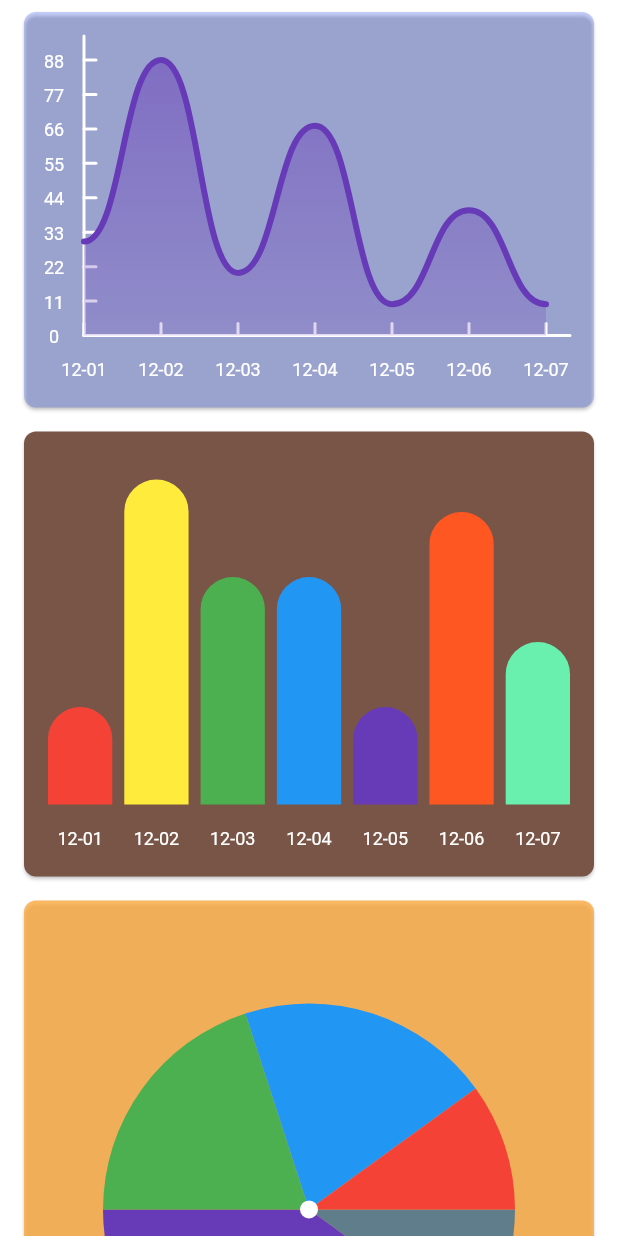
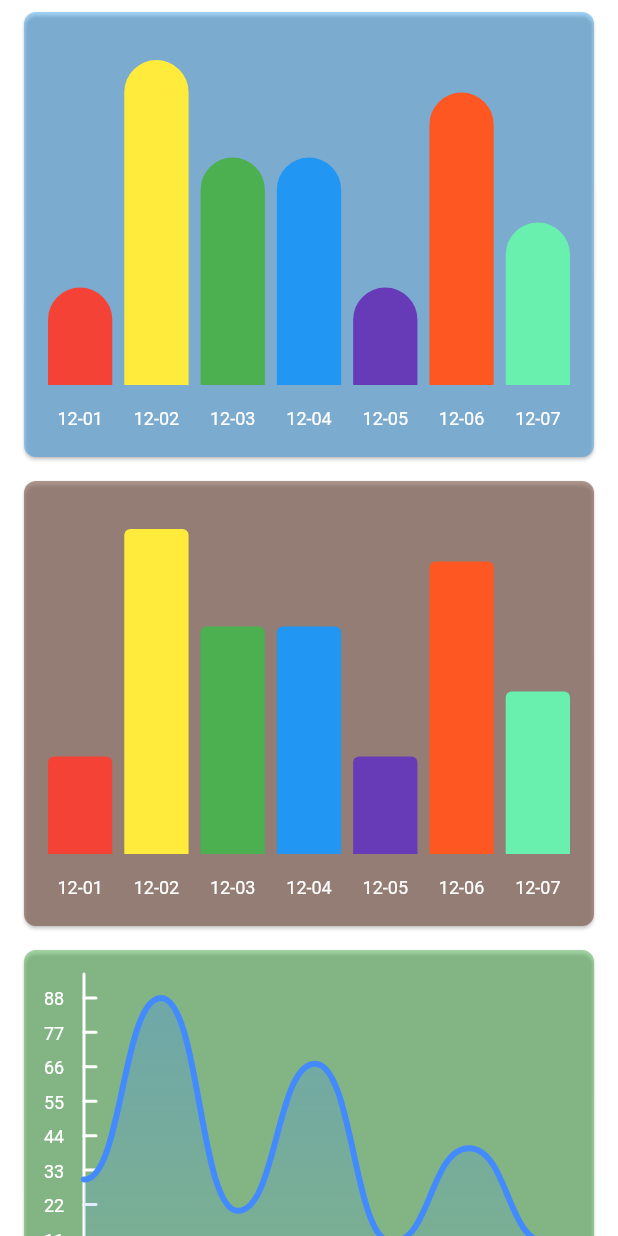
Before and after one commit to good-good-study/flutter_chart, a Flutter app: the screen it shows after launch, on a phone screen of 412 x 824 dp. Run offline on Flutter 3.47's test engine with Material 2 defaults, Android fonts, the phone set to English and light mode, and no system bars.

Commit message:
完善demo

```diff
--- a/example/lib/Example.dart
+++ b/example/lib/Example.dart
@@ -25,15 +25,17 @@ class ExampleChart extends StatelessWidget {
     return ListView(
       physics: BouncingScrollPhysics(),
       children: <Widget>[
+        _buildChartBarCircle(context),
+        _buildChartBarRound(context),
+        _buildChartCurve(context),
         _buildChartLine(context),
-        _buildChartBar(context),
         _buildChartPie(context),
       ],
     );
   }
 
-  ///curve or line
-  Widget _buildChartLine(context) {
+  ///curve
+  Widget _buildChartCurve(context) {
     var chartLine = ChartLine(
       chartBeans: [
         ChartBean(x: '12-01', y: 30),
@@ -48,12 +50,12 @@ class ExampleChart extends StatelessWidget {
           MediaQuery.of(context).size.height / 5 * 1.6),
       isCurve: true,
       lineWidth: 4,
-      lineColor: Colors.deepPurple,
+      lineColor: Colors.blueAccent,
       fontColor: Colors.white,
       xyColor: Colors.white,
       shaderColors: [
-        Colors.deepPurple.withOpacity(0.5),
-        Colors.deepPurple.withOpacity(0.2)
+        Colors.blueAccent.withOpacity(0.3),
+        Colors.blueAccent.withOpacity(0.1)
       ],
       fontSize: 12,
       yNum: 8,
@@ -70,14 +72,58 @@ class ExampleChart extends StatelessWidget {
       shape: RoundedRectangleBorder(borderRadius: BorderRadius.circular(8)),
       margin: EdgeInsets.only(left: 16, right: 16, top: 8, bottom: 8),
       semanticContainer: true,
-      color: Colors.indigoAccent.withOpacity(0.3),
+      color: Colors.green.withOpacity(0.5),
       child: chartLine,
       clipBehavior: Clip.antiAlias,
     );
   }
 
-  ///bar
-  Widget _buildChartBar(context) {
+  ///line
+  Widget _buildChartLine(context) {
+    var chartLine = ChartLine(
+      chartBeans: [
+        ChartBean(x: '12-01', y: 30),
+        ChartBean(x: '12-02', y: 88),
+        ChartBean(x: '12-03', y: 20),
+        ChartBean(x: '12-04', y: 67),
+        ChartBean(x: '12-05', y: 10),
+        ChartBean(x: '12-06', y: 40),
+        ChartBean(x: '12-07', y: 10),
+      ],
+      size: Size(MediaQuery.of(context).size.width,
+          MediaQuery.of(context).size.height / 5 * 1.6),
+      isCurve: false,
+      lineWidth: 2,
+      lineColor: Colors.yellow,
+      fontColor: Colors.white,
+      xyColor: Colors.white,
+      shaderColors: [
+        Colors.yellow.withOpacity(0.3),
+        Colors.yellow.withOpacity(0.1)
+      ],
+      fontSize: 12,
+      yNum: 8,
+      isAnimation: true,
+      isReverse: false,
+      isCanTouch: true,
+      isShowPressedHintLine: true,
+      pressedPointRadius: 4,
+      pressedHintLineWidth: 0.5,
+      pressedHintLineColor: Colors.white,
+      duration: Duration(milliseconds: 2000),
+    );
+    return Card(
+      shape: RoundedRectangleBorder(borderRadius: BorderRadius.circular(8)),
+      margin: EdgeInsets.only(left: 16, right: 16, top: 8, bottom: 8),
+      semanticContainer: true,
+      color: Colors.yellow.withOpacity(0.4),
+      child: chartLine,
+      clipBehavior: Clip.antiAlias,
+    );
+  }
+
+  ///bar-circle
+  Widget _buildChartBarCircle(context) {
     var chartBar = ChartBar(
       chartBeans: [
         ChartBean(x: '12-01', y: 30, color: Colors.red),
@@ -106,7 +152,43 @@ class ExampleChart extends StatelessWidget {
       shape: RoundedRectangleBorder(borderRadius: BorderRadius.circular(8)),
       margin: EdgeInsets.only(left: 16, right: 16, top: 8, bottom: 8),
       semanticContainer: true,
-      color: Colors.brown,
+      color: Colors.blue.withOpacity(0.4),
+      child: chartBar,
+      clipBehavior: Clip.antiAlias,
+    );
+  }
+
+  ///bar-round
+  Widget _buildChartBarRound(context) {
+    var chartBar = ChartBar(
+      chartBeans: [
+        ChartBean(x: '12-01', y: 30, color: Colors.red),
+        ChartBean(x: '12-02', y: 100, color: Colors.yellow),
+        ChartBean(x: '12-03', y: 70, color: Colors.green),
+        ChartBean(x: '12-04', y: 70, color: Colors.blue),
+        ChartBean(x: '12-05', y: 30, color: Colors.deepPurple),
+        ChartBean(x: '12-06', y: 90, color: Colors.deepOrange),
+        ChartBean(x: '12-07', y: 50, color: Colors.greenAccent)
+      ],
+      size: Size(MediaQuery.of(context).size.width,
+          MediaQuery.of(context).size.height / 5 * 1.8),
+      rectColor: Colors.deepPurple,
+      isShowX: true,
+      fontColor: Colors.white,
+      rectShadowColor: Colors.white.withOpacity(0.5),
+      isReverse: false,
+      isCanTouch: true,
+      isShowTouchShadow: true,
+      isShowTouchValue: true,
+      rectRadiusTopLeft: 4,
+      rectRadiusTopRight: 4,
+      duration: Duration(milliseconds: 1000),
+    );
+    return Card(
+      shape: RoundedRectangleBorder(borderRadius: BorderRadius.circular(8)),
+      margin: EdgeInsets.only(left: 16, right: 16, top: 8, bottom: 8),
+      semanticContainer: true,
+      color: Colors.brown.withOpacity(0.6),
       child: chartBar,
       clipBehavior: Clip.antiAlias,
     );
@@ -126,14 +208,14 @@ class ExampleChart extends StatelessWidget {
           MediaQuery.of(context).size.width, MediaQuery.of(context).size.width),
       R: MediaQuery.of(context).size.width / 3,
       centerR: 6,
-      duration: Duration(milliseconds: 3000),
+      duration: Duration(milliseconds: 2000),
       centerColor: Colors.white,
       fontColor: Colors.white,
     );
     return Card(
       shape: RoundedRectangleBorder(borderRadius: BorderRadius.circular(8)),
       margin: EdgeInsets.only(left: 16, right: 16, top: 8, bottom: 8),
-      color: Colors.orangeAccent.withOpacity(0.8),
+      color: Colors.orangeAccent.withOpacity(0.6),
       clipBehavior: Clip.antiAlias,
       borderOnForeground: true,
       child: chartPie,
```
